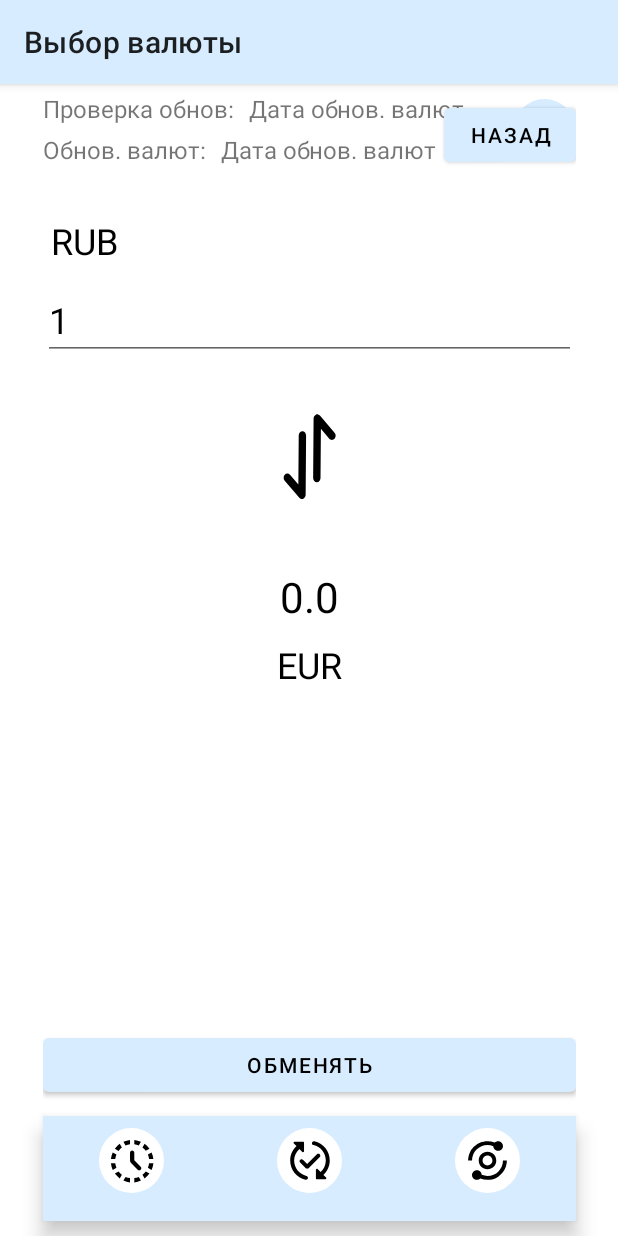
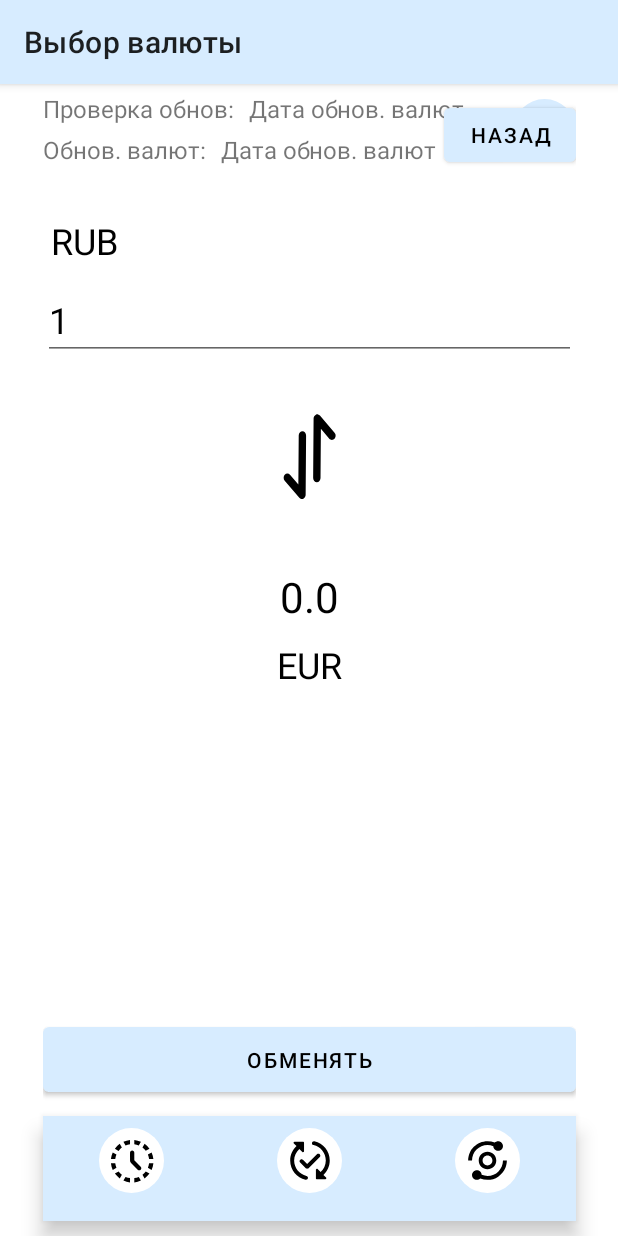
Before and after one commit to Kudryashova-Nastya/mobile_converter, an Android app: the fragment ExchangeFragment placed in its activity, on a phone screen of 412 x 824 dp. Run offline under Robolectric (Android 15) with nearby library versions, the phone set to English and light mode, and no system bars; our stand-ins replace Room's generated code, navigation-ui; 2 statements that could not run were skipped.

Commit message:
creating history works, fix design

```diff
--- a/app/src/main/java/com/example/myapplication/data/CurrencyRepository.kt
+++ b/app/src/main/java/com/example/myapplication/data/CurrencyRepository.kt
@@ -19,4 +19,7 @@ interface CurrencyRepository {
 
     suspend fun getHistory(): List<History>?
 
+    suspend fun addHistory(history: History, onSuccess:() -> Unit)
+
+
 }
--- a/app/src/main/java/com/example/myapplication/data/room/CurrencyDao.kt
+++ b/app/src/main/java/com/example/myapplication/data/room/CurrencyDao.kt
@@ -27,4 +27,7 @@ interface CurrencyDao {
     @Query("SELECT * FROM History")
     suspend fun getHistory(): List<History>
 
+    @Insert(entity = History::class, onConflict = OnConflictStrategy.IGNORE)
+    suspend fun addHistory(history: History)
+
 }
--- a/app/src/main/java/com/example/myapplication/data/room/HistoryDb.kt
+++ b/app/src/main/java/com/example/myapplication/data/room/HistoryDb.kt
@@ -9,7 +9,7 @@ import java.io.Serializable
     tableName = "History",
 )
 data class History (
-    @PrimaryKey(autoGenerate = true) val id: Long,
+    @PrimaryKey(autoGenerate = true) val id: Long?,
     @ColumnInfo(name ="name_currency1") val name_currency1: String,
     @ColumnInfo(name ="value_currency1") val value_currency1: Double,
     @ColumnInfo(name ="name_currency2") val name_currency2: String,
--- a/app/src/main/java/com/example/myapplication/fragments/exchange/ExchangeFragment.kt
+++ b/app/src/main/java/com/example/myapplication/fragments/exchange/ExchangeFragment.kt
@@ -1,5 +1,6 @@
 package com.example.myapplication.fragments.exchange
 
+import android.annotation.SuppressLint
 import android.os.Bundle
 import android.text.Editable
 import android.text.TextWatcher
@@ -13,7 +14,10 @@ import androidx.navigation.Navigation
 import com.example.myapplication.R
 import com.example.myapplication.data.RoomInitRepository
 import com.example.myapplication.data.room.Currency
+import com.example.myapplication.data.room.History
 import com.example.myapplication.databinding.FragmentExchangeBinding
+import java.text.SimpleDateFormat
+import java.util.*
 import kotlin.math.roundToInt
 
 
@@ -23,7 +27,10 @@ class ExchangeFragment : Fragment() {
     private lateinit var binding: FragmentExchangeBinding
     private lateinit var viewModel: ExchangeViewModel
     private lateinit var currentCurrency: Currency
-    private var exchangeCurrency: Currency = Currency(name = "EUR", value = 1.0, is_favorite = false)
+    private var exchangeCurrency: Currency =
+        Currency(name = "EUR", value = 1.0, is_favorite = false)
+    private var exchangedCurrencyValue: Double? = null
+    private var inputCurrencyValue: Double = 1.0
 
     override fun onCreate(savedInstanceState: Bundle?) {
         super.onCreate(savedInstanceState)
@@ -80,8 +87,8 @@ class ExchangeFragment : Fragment() {
             viewModel.getFavoriteCurrencyList().let { favoriteCurrencyList ->
                 favoriteCurrencyList?.forEach { favoriteCurrency ->
                     if (!exchangeCurrencyFound && favoriteCurrency.name != currentCurrency.name) {
-                            exchangeCurrency = favoriteCurrency
-                            exchangeCurrencyFound = true
+                        exchangeCurrency = favoriteCurrency
+                        exchangeCurrencyFound = true
                     }
                 }
             }
@@ -95,6 +102,31 @@ class ExchangeFragment : Fragment() {
         // если текущая валюта и есть рубль, берём дефолтную EUR
         calculateExchangeValue(exchangeCurrency, "1.0")
 
+
+        // добавляем сохранение на кнопку только в случае, если конвертированные данные корректны
+        try {
+            binding.exchangeButton.setOnClickListener {
+                if (exchangedCurrencyValue != null) {
+
+                    val historyData = History(
+                        null,
+                        currentCurrency.name,
+                        inputCurrencyValue,
+                        exchangeCurrency.name,
+                        exchangedCurrencyValue!!,
+                        getCurrentDate()
+                    )
+
+                    viewModel.addHistory(historyData) {}
+
+                    Navigation.findNavController(requireView())
+                        .navigate(R.id.action_exchangeFragment_to_listFragment)
+                }
+            }
+        } catch (e: Exception) {
+            e.printStackTrace()
+            Log.d("MY_TAG_ERROR", e.localizedMessage)
+        }
     }
 
 
@@ -102,13 +134,32 @@ class ExchangeFragment : Fragment() {
         val conversionOneValue = exchangeCur.value / currentCurrency.value
         try {
             binding.secondCurrencyName.text = exchangeCur.name
+            inputCurrencyValue = inputValue.toDouble()
             // округляем до 5 знаков после запятой
-            binding.secondValue.text =
-                (((conversionOneValue * 100000.0).roundToInt() * inputValue.toDouble() / 100000.0)).toString()
+            exchangedCurrencyValue =
+                (((conversionOneValue * inputCurrencyValue * 100000.0).roundToInt() / 100000.0))
+            binding.secondValue.text = exchangedCurrencyValue.toString()
+
         } catch (e: Exception) {
             e.printStackTrace()
             Log.d("MY_TAG_ERROR", e.localizedMessage)
             binding.secondValue.text = "0"
+            exchangedCurrencyValue = null
+            inputCurrencyValue = 1.00
         }
     }
+
+    @SuppressLint("SimpleDateFormat")
+    private fun getCurrentDate(): String {
+
+        // текущая дата (+3 часа к той что в системе)
+        val sdf = SimpleDateFormat("dd.MM.yyyy, HH:mm")
+        val c = Calendar.getInstance()
+
+        c.add(
+            Calendar.HOUR,
+            3
+        )
+        return sdf.format(c.time)
+    }
 }
--- a/app/src/main/res/layout/currency.xml
+++ b/app/src/main/res/layout/currency.xml
@@ -1,6 +1,5 @@
 <?xml version="1.0" encoding="utf-8"?>
 <androidx.constraintlayout.widget.ConstraintLayout xmlns:android="http://schemas.android.com/apk/res/android"
-    xmlns:tools="http://schemas.android.com/tools"
     xmlns:app="http://schemas.android.com/apk/res-auto"
     android:id="@+id/rowLayout"
     android:layout_height="wrap_content"
@@ -27,7 +26,7 @@
         app:layout_constraintBottom_toBottomOf="parent"
         app:layout_constraintEnd_toEndOf="parent"
         app:layout_constraintTop_toTopOf="parent"
-        tools:src="@drawable/ic_star"
+        android:src="@drawable/ic_star"
         android:contentDescription="@string/makefavorite" />
 
 </androidx.constraintlayout.widget.ConstraintLayout>
--- a/app/src/main/res/layout/fragment_exchange.xml
+++ b/app/src/main/res/layout/fragment_exchange.xml
@@ -91,7 +91,8 @@
         android:text="@string/exchange"
         android:textColor="@color/black"
         app:layout_constraintBottom_toBottomOf="parent"
-        android:layout_marginBottom="90dp"
+        android:paddingVertical="12dp"
+        android:layout_marginBottom="10dp"
         tools:ignore="MissingConstraints" />
 
 
--- a/app/src/main/res/layout/fragment_history.xml
+++ b/app/src/main/res/layout/fragment_history.xml
@@ -33,7 +33,7 @@
         android:layout_width="wrap_content"
         android:layout_height="wrap_content"
         android:paddingBottom="5dp"
-        android:text="@string/currency"
+        android:text=""
         android:textSize="16sp"
         app:layout_constraintTop_toBottomOf="@+id/buttonFilters"
         tools:ignore="MissingConstraints" />
--- a/app/src/main/res/layout/main_activity.xml
+++ b/app/src/main/res/layout/main_activity.xml
@@ -5,7 +5,8 @@
     android:id="@+id/container"
     android:layout_width="match_parent"
     android:layout_height="match_parent"
-    tools:context=".MainActivity">
+    tools:context=".MainActivity"
+    android:background="@color/white">
 
     <fragment
         android:id="@+id/fragment"
@@ -16,7 +17,8 @@
         app:layout_constraintBottom_toBottomOf="parent"
         app:layout_constraintEnd_toEndOf="parent"
         app:layout_constraintStart_toStartOf="parent"
-        app:navGraph="@navigation/my_nav" />
+        app:navGraph="@navigation/my_nav"
+        android:layout_marginBottom="80dp"/>
 
     <com.google.android.material.bottomnavigation.BottomNavigationView
         app:itemIconSize="43dp"
--- a/app/src/main/res/values/dimens.xml
+++ b/app/src/main/res/values/dimens.xml
@@ -15,4 +15,5 @@
     <dimen name="main_margin_vertical">10dp</dimen>
     <dimen name="update_left_margin">16dp</dimen>
     <dimen name="textValueLeft">5dp</dimen>
+    <dimen name="history_size">18sp</dimen>
 </resources>
--- a/app/src/main/res/values/strings.xml
+++ b/app/src/main/res/values/strings.xml
@@ -18,4 +18,5 @@
     <string name="historyItemExample">1 RUB</string>
     <string name="filtersHeader">Фильтры по валютам</string>
     <string name="currency">Валюты</string>
+    <string name="arrow">arrow</string>
 </resources>
```
Also changed, not shown: app/src/main/java/com/example/myapplication/data/RoomCurrencyRepository.kt (+19 -1 lines), app/src/main/java/com/example/myapplication/fragments/exchange/ExchangeViewModel.kt (+12 -0 lines), app/src/main/res/layout/history_item.xml (+9 -8 lines).
